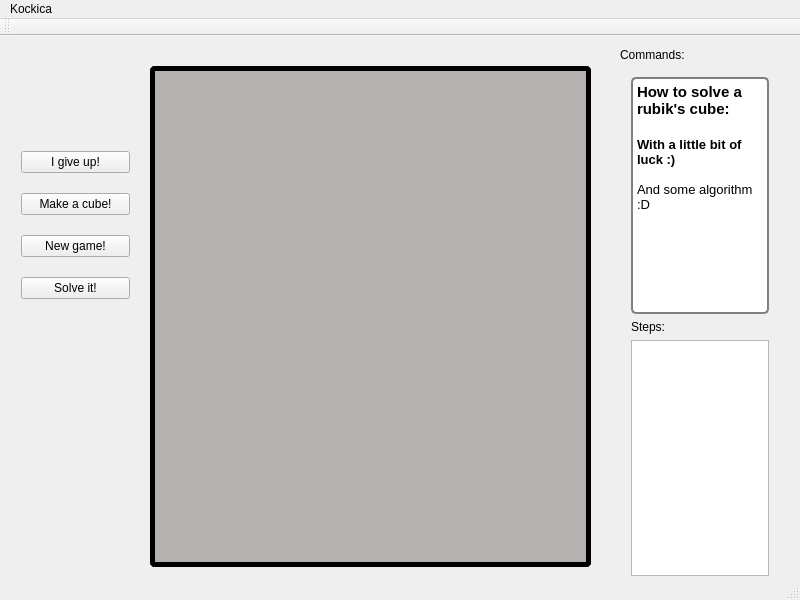
Qt form SRCE/rubik.ui (Dara1994/SolveRubickCubeEasy) before a commit.
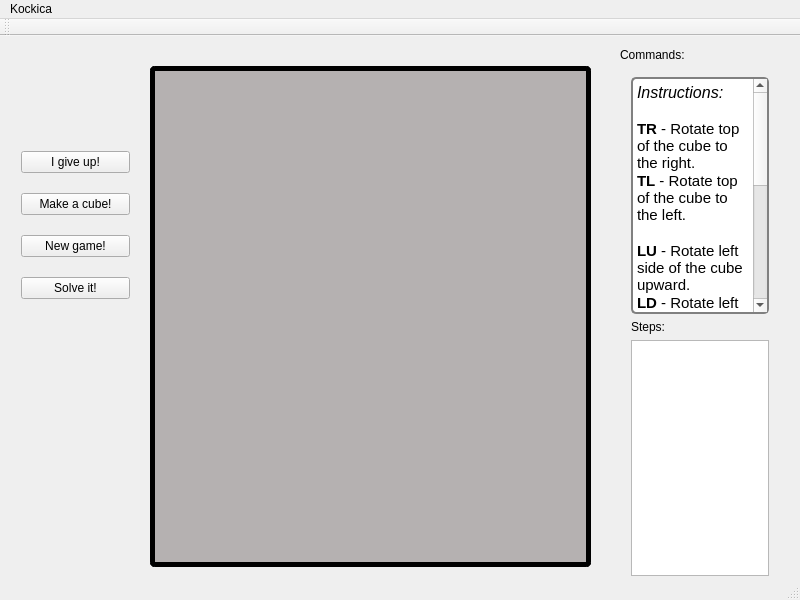
The same form after that commit.

Commit message: Izmenjen interfejs. Ubacena legenda instrukcija.

```diff
--- a/SRCE/rubik.ui
+++ b/SRCE/rubik.ui
@@ -77,12 +77,20 @@
         <string>&lt;!DOCTYPE HTML PUBLIC &quot;-//W3C//DTD HTML 4.0//EN&quot; &quot;http://www.w3.org/TR/REC-html40/strict.dtd&quot;&gt;
 &lt;html&gt;&lt;head&gt;&lt;meta name=&quot;qrichtext&quot; content=&quot;1&quot; /&gt;&lt;style type=&quot;text/css&quot;&gt;
 p, li { white-space: pre-wrap; }
-&lt;/style&gt;&lt;/head&gt;&lt;body style=&quot; font-family:'Droid Sans'; font-size:12pt; font-weight:400; font-style:normal;&quot;&gt;
-&lt;p style=&quot; margin-top:0px; margin-bottom:0px; margin-left:0px; margin-right:0px; -qt-block-indent:0; text-indent:0px;&quot;&gt;&lt;span style=&quot; font-family:'Arial'; font-size:11pt; font-weight:600;&quot;&gt;How to solve a rubik's cube:&lt;/span&gt;&lt;/p&gt;
+&lt;/style&gt;&lt;/head&gt;&lt;body style=&quot; font-family:'Ubuntu'; font-size:11pt; font-weight:400; font-style:normal;&quot;&gt;
+&lt;p style=&quot; margin-top:0px; margin-bottom:0px; margin-left:0px; margin-right:0px; -qt-block-indent:0; text-indent:0px;&quot;&gt;&lt;span style=&quot; font-size:12pt; font-style:italic;&quot;&gt;Instructions:&lt;/span&gt;&lt;/p&gt;
 &lt;p style=&quot;-qt-paragraph-type:empty; margin-top:0px; margin-bottom:0px; margin-left:0px; margin-right:0px; -qt-block-indent:0; text-indent:0px;&quot;&gt;&lt;br /&gt;&lt;/p&gt;
-&lt;p style=&quot; margin-top:0px; margin-bottom:0px; margin-left:0px; margin-right:0px; -qt-block-indent:0; text-indent:0px;&quot;&gt;&lt;span style=&quot; font-family:'Arial'; font-size:10pt; font-weight:600;&quot;&gt;With a little bit of luck :) &lt;/span&gt;&lt;/p&gt;
-&lt;p style=&quot;-qt-paragraph-type:empty; margin-top:0px; margin-bottom:0px; margin-left:0px; margin-right:0px; -qt-block-indent:0; text-indent:0px; font-family:'Arial'; font-size:10pt; font-weight:600;&quot;&gt;&lt;br /&gt;&lt;/p&gt;
-&lt;p style=&quot; margin-top:0px; margin-bottom:0px; margin-left:0px; margin-right:0px; -qt-block-indent:0; text-indent:0px;&quot;&gt;&lt;span style=&quot; font-family:'Arial'; font-size:10pt;&quot;&gt;And some algorithm :D&lt;/span&gt;&lt;/p&gt;&lt;/body&gt;&lt;/html&gt;</string>
+&lt;p style=&quot; margin-top:0px; margin-bottom:0px; margin-left:0px; margin-right:0px; -qt-block-indent:0; text-indent:0px;&quot;&gt;&lt;span style=&quot; font-weight:600;&quot;&gt;TR&lt;/span&gt; - Rotate top of the cube to the right.&lt;/p&gt;
+&lt;p style=&quot; margin-top:0px; margin-bottom:0px; margin-left:0px; margin-right:0px; -qt-block-indent:0; text-indent:0px;&quot;&gt;&lt;span style=&quot; font-weight:600;&quot;&gt;TL&lt;/span&gt; - Rotate top of the cube to the left.&lt;/p&gt;
+&lt;p style=&quot;-qt-paragraph-type:empty; margin-top:0px; margin-bottom:0px; margin-left:0px; margin-right:0px; -qt-block-indent:0; text-indent:0px;&quot;&gt;&lt;br /&gt;&lt;/p&gt;
+&lt;p style=&quot; margin-top:0px; margin-bottom:0px; margin-left:0px; margin-right:0px; -qt-block-indent:0; text-indent:0px;&quot;&gt;&lt;span style=&quot; font-weight:600;&quot;&gt;LU&lt;/span&gt; - Rotate left side of the cube upward.&lt;/p&gt;
+&lt;p style=&quot; margin-top:0px; margin-bottom:0px; margin-left:0px; margin-right:0px; -qt-block-indent:0; text-indent:0px;&quot;&gt;&lt;span style=&quot; font-weight:600;&quot;&gt;LD&lt;/span&gt; - Rotate left side of the cube downward.&lt;/p&gt;
+&lt;p style=&quot;-qt-paragraph-type:empty; margin-top:0px; margin-bottom:0px; margin-left:0px; margin-right:0px; -qt-block-indent:0; text-indent:0px;&quot;&gt;&lt;br /&gt;&lt;/p&gt;
+&lt;p style=&quot; margin-top:0px; margin-bottom:0px; margin-left:0px; margin-right:0px; -qt-block-indent:0; text-indent:0px;&quot;&gt;&lt;span style=&quot; font-weight:600;&quot;&gt;RU&lt;/span&gt; - Rotate rigt side of the cube upward.&lt;/p&gt;
+&lt;p style=&quot; margin-top:0px; margin-bottom:0px; margin-left:0px; margin-right:0px; -qt-block-indent:0; text-indent:0px;&quot;&gt;&lt;span style=&quot; font-weight:600;&quot;&gt;RD&lt;/span&gt; - Rotate left side of the cube downward.&lt;/p&gt;
+&lt;p style=&quot;-qt-paragraph-type:empty; margin-top:0px; margin-bottom:0px; margin-left:0px; margin-right:0px; -qt-block-indent:0; text-indent:0px;&quot;&gt;&lt;br /&gt;&lt;/p&gt;
+&lt;p style=&quot; margin-top:0px; margin-bottom:0px; margin-left:0px; margin-right:0px; -qt-block-indent:0; text-indent:0px;&quot;&gt;&lt;span style=&quot; font-weight:600;&quot;&gt;BR&lt;/span&gt; - Rotate bottom of the cube to the right.&lt;/p&gt;
+&lt;p style=&quot; margin-top:0px; margin-bottom:0px; margin-left:0px; margin-right:0px; -qt-block-indent:0; text-indent:0px;&quot;&gt;&lt;span style=&quot; font-weight:600;&quot;&gt;BL&lt;/span&gt; - Rotate bottom of the cube to the left.&lt;/p&gt;&lt;/body&gt;&lt;/html&gt;</string>
        </property>
       </widget>
      </item>
```
Left out of the diff: 2 changed lines with no effect on the pictures.
